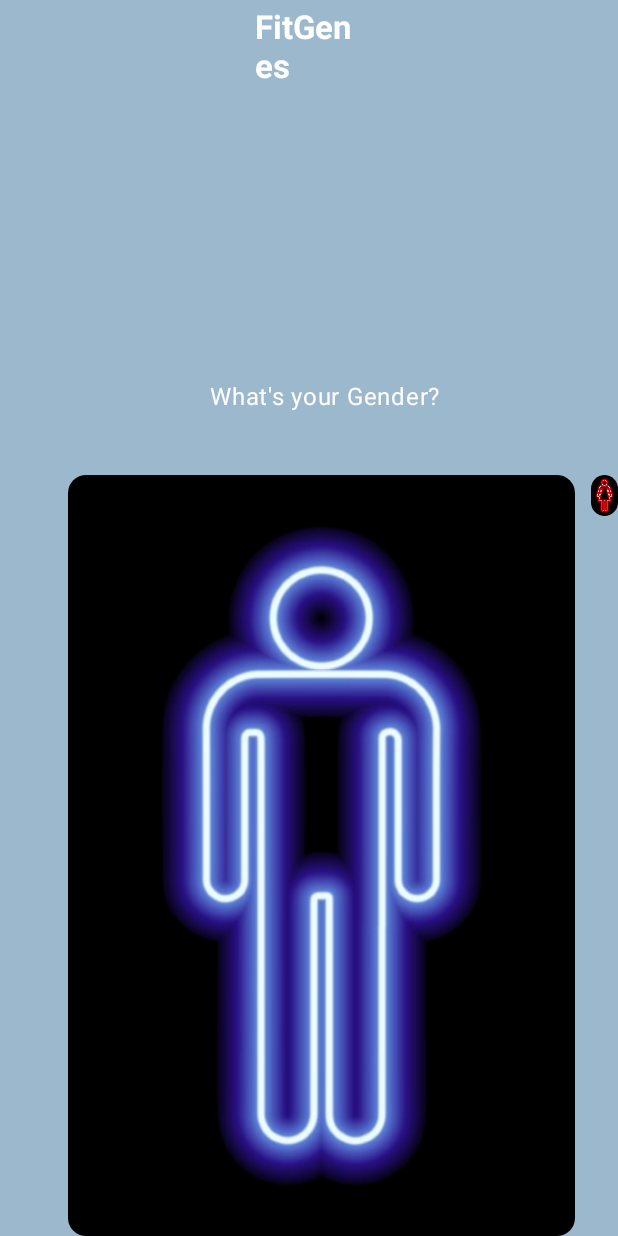
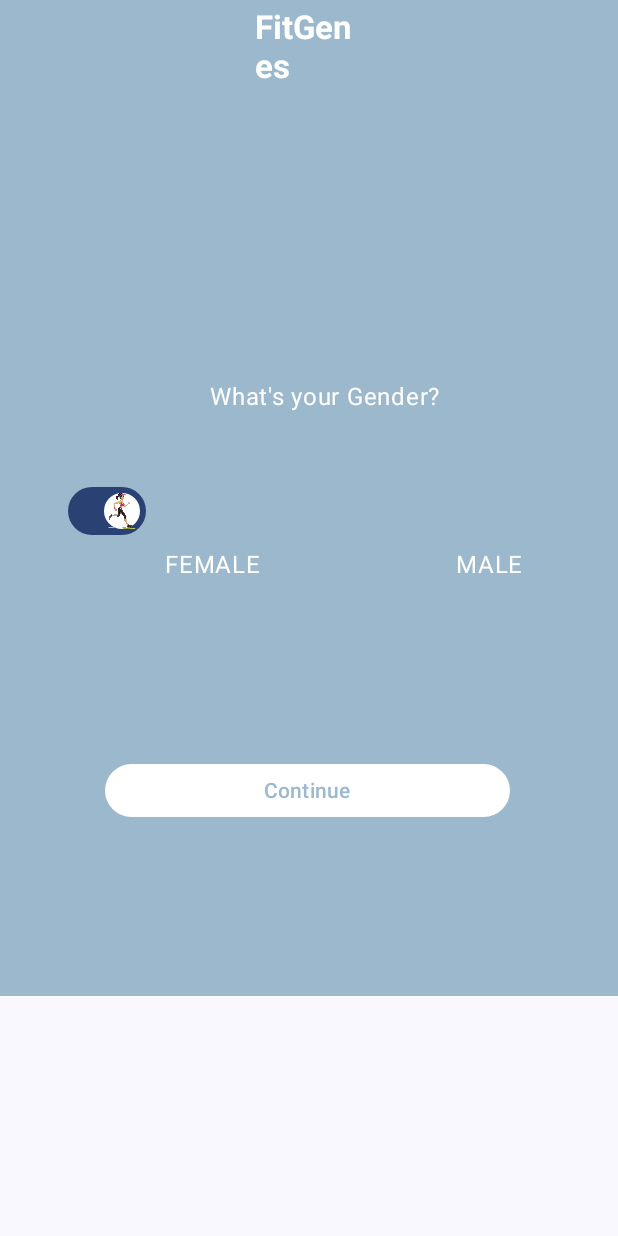
Before and after one commit to abhay99199/extra, an Android app built with Jetpack Compose: the composable gender shown on its own in the app's theme, on a phone screen of 412 x 824 dp. Run offline under Robolectric (Android 15) with nearby library versions, the light colour scheme and no system bars; 1 statement that could not run was skipped.

Commit message:
male female

```diff
--- a/app/src/main/java/com/example/extra/ui/Screen/gender.kt
+++ b/app/src/main/java/com/example/extra/ui/Screen/gender.kt
@@ -1,5 +1,6 @@
 package com.example.extra.ui.Screen
 
+import androidx.compose.animation.AnimatedVisibility
 import androidx.compose.foundation.Image
 import androidx.compose.foundation.background
 import androidx.compose.foundation.clickable
@@ -8,12 +9,22 @@ import androidx.compose.foundation.layout.Column
 import androidx.compose.foundation.layout.Row
 import androidx.compose.foundation.layout.height
 import androidx.compose.foundation.layout.padding
+import androidx.compose.foundation.layout.size
 import androidx.compose.foundation.layout.width
+import androidx.compose.material.icons.Icons
+import androidx.compose.material.icons.filled.Check
 import androidx.compose.material3.Button
 import androidx.compose.material3.ButtonDefaults
 import androidx.compose.material3.Card
+import androidx.compose.material3.Icon
+import androidx.compose.material3.Switch
+import androidx.compose.material3.SwitchDefaults
 import androidx.compose.material3.Text
 import androidx.compose.runtime.Composable
+import androidx.compose.runtime.getValue
+import androidx.compose.runtime.mutableStateOf
+import androidx.compose.runtime.remember
+import androidx.compose.runtime.setValue
 import androidx.compose.ui.Modifier
 import androidx.compose.ui.geometry.Offset
 import androidx.compose.ui.graphics.Color
@@ -26,6 +37,7 @@ import com.example.extra.R
 
 @Composable
 fun gender(navigateToNext: () -> Unit) {
+    var checked by remember { mutableStateOf(true) }
     Box(modifier = Modifier.background(Color(155,184,205))) {
         Column {
             val offset = Offset(5.0f, 10.0f)
@@ -46,30 +58,55 @@ fun gender(navigateToNext: () -> Unit) {
                 modifier = Modifier.padding(140.dp, 190.dp, 0.dp, 0.dp)
             )
             Row(modifier = Modifier.padding(45.dp, 40.dp, 0.dp, 0.dp)) {
-                Card(modifier = Modifier.padding(0.dp, 0.dp, 5.dp, 0.dp)
-                    .background(Color(155,184,205))
-                    .clickable (onClick = navigateToNext)) {
-                    Image(
-                        painter = painterResource(id = R.drawable.male), contentDescription = null,
+//                Card(modifier = Modifier.padding(0.dp, 0.dp, 5.dp, 0.dp)
+//                    .background(Color(155,184,205))
+//                    .clickable (onClick = navigateToNext)) {
+//                    Image(
+//                        painter = painterResource(id = R.drawable.male), contentDescription = null,
+//                    )
+//
+//                }
+//                Card(modifier = Modifier.padding(5.dp, 0.dp, 0.dp, 0.dp)
+//                    .background(Color(155,184,205))
+//                    .clickable (onClick = navigateToNext)) {
+//                    Image(
+//                        painter = painterResource(id = R.drawable.female),
+//                        contentDescription = null
+//                    )
+//                }
+
+
+
+                Switch(
+                    checked = checked,
+                    onCheckedChange = {
+                        checked = it
+                    },
+                    thumbContent = if (checked) {
+                        {
+                          Image(painter = painterResource(id = R.drawable.test_female), contentDescription = "Female")
+
+                        }
+                    } else {
+                        {
+                            Image(painter = painterResource(id = R.drawable.test_male), contentDescription = "Male")
+                        }
+
+                    }
+                )
+            }
+            Row {
+                AnimatedVisibility(visible = checked) {
+                    Text(
+                        text = "FEMALE", color = Color.White,
+                        modifier = Modifier.padding(110.dp, 0.dp, 0.dp, 0.dp)
                     )
 
                 }
-                Card(modifier = Modifier.padding(5.dp, 0.dp, 0.dp, 0.dp)
-                    .background(Color(155,184,205))
-                    .clickable (onClick = navigateToNext)) {
-                    Image(
-                        painter = painterResource(id = R.drawable.female),
-                        contentDescription = null
-                    )
-                }
-            }
-            Row {
+
+
                 Text(
-                    text = "Male", color = Color.White,
-                    modifier = Modifier.padding(110.dp, 0.dp, 0.dp, 0.dp)
-                )
-                Text(
-                    text = "Female", color = Color.White,
+                    text = "MALE", color = Color.White,
                     modifier = Modifier.padding(130.dp, 0.dp, 0.dp, 0.dp)
                 )
             }
```
Also changed, not shown: app/src/main/res/drawable/test_female.png (added), app/src/main/res/drawable/test_male.png (added).
